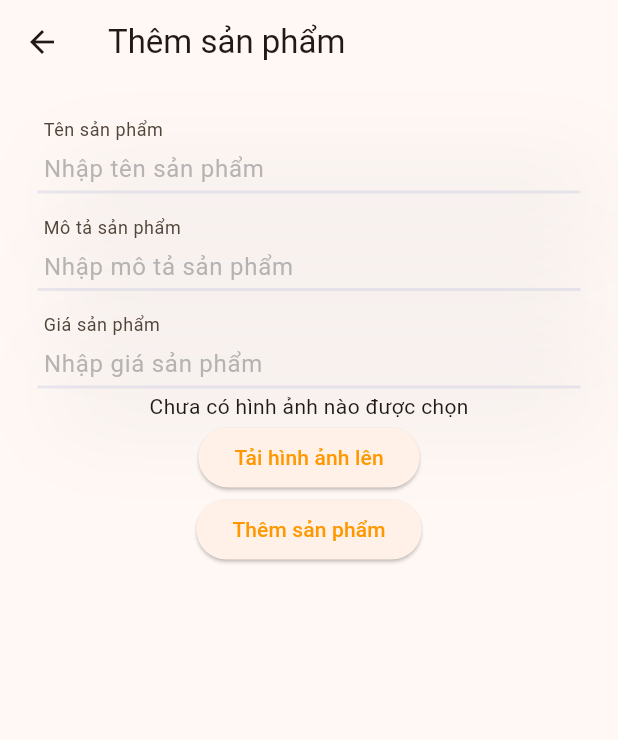
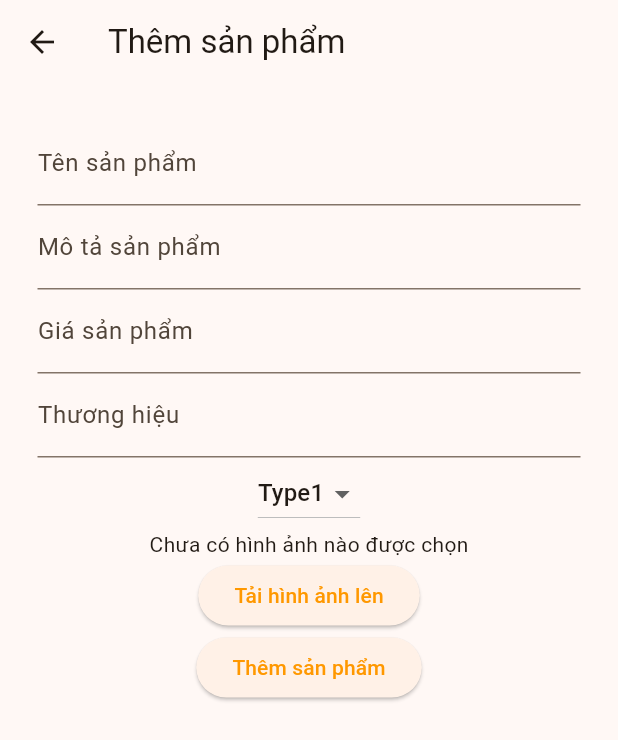
Before and after one commit to TongDucThanhNam/building_material_retail, a Flutter app: the AdminAddProductPage screen opened directly, on a phone screen of 412 x 824 dp. Shown: the top 740 px of the screen. Run offline on Flutter 3.47's test engine with Material 3 defaults, Android fonts, the phone set to English and light mode, and no system bars; our stand-ins replace cloud_firestore, firebase_auth, firebase_core, firebase_storage, flutter_riverpod, image_cropper and 1 more; missing offline and left inert: firebase_app_check, firebase_ui_auth, remove_diacritic; accounts and stored records are empty.

Commit message:
Update add Product screen

```diff
--- a/lib/app/pages/admin_add_product.dart
+++ b/lib/app/pages/admin_add_product.dart
@@ -21,6 +21,8 @@ class _AdminAddProductPageState extends ConsumerState<AdminAddProductPage> {
   final titleTextEditingController = TextEditingController();
   final priceEditingController = TextEditingController();
   final descriptionEditingController = TextEditingController();
+  final brandTextEditingController = TextEditingController();
+  String dropdownValue = 'Type1'; // Default value for dropdown
 
   @override
   Widget build(BuildContext context) {
@@ -79,26 +81,51 @@ class _AdminAddProductPageState extends ConsumerState<AdminAddProductPage> {
           padding: const EdgeInsets.all(25.0),
           child: SingleChildScrollView(
             child: Column(children: [
-              CustomInputFieldFb1(
-                inputController: titleTextEditingController,
+              TextField(
+                controller: titleTextEditingController,
+                decoration: const InputDecoration(
                   labelText: 'Tên sản phẩm',
                   hintText: 'Nhập tên sản phẩm',
-                isNumber: false,
                 ),
-              const SizedBox(height: 15),
-              CustomInputFieldFb1(
-                inputController: descriptionEditingController,
+              ),
+              TextField(
+                controller: descriptionEditingController,
+                decoration: const InputDecoration(
                   labelText: 'Mô tả sản phẩm',
                   hintText: 'Nhập mô tả sản phẩm',
-                isNumber: false,
                 ),
-              const SizedBox(height: 15),
-              CustomInputFieldFb1(
-                inputController: priceEditingController,
+              ),
+              TextField(
+                controller: priceEditingController,
+                decoration: const InputDecoration(
                   labelText: 'Giá sản phẩm',
                   hintText: 'Nhập giá sản phẩm',
-                isNumber: true,
                 ),
+                keyboardType: TextInputType.number,
+              ),
+              TextField(
+                controller: brandTextEditingController,
+                decoration: const InputDecoration(
+                  labelText: 'Thương hiệu',
+                  hintText: 'Nhập thương hiệu',
+                ),
+              ),
+              DropdownButton<String>(
+                value: dropdownValue,
+                onChanged: (String? newValue) {
+                  setState(() {
+                    dropdownValue = newValue!;
+                  });
+                },
+                items: <String>['Type1', 'Type2', 'Type3', 'Type4']
+                    .map<DropdownMenuItem<String>>((String value) {
+                  return DropdownMenuItem<String>(
+                    value: value,
+                    child: Text(value),
+                  );
+                }).toList(),
+              ),
+
               // const Spacer(),
               Consumer(
                 builder: (context, watch, child) {
```
Lines whose indentation alone changed are shown as unchanged.
